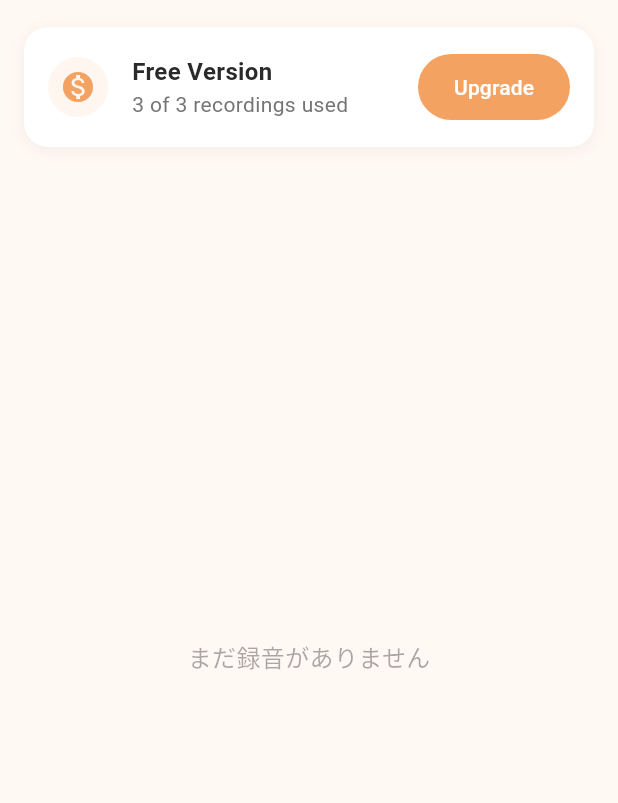
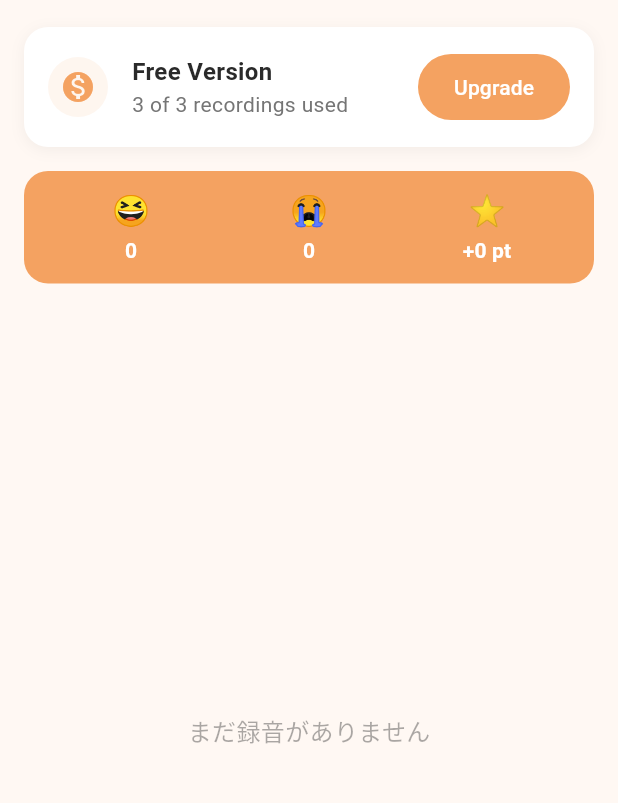
Before and after one commit to takumi-maki/voice_capsule, a Flutter app: the TimelineScreen screen opened directly, on a phone screen of 412 x 824 dp, the part 81-884 px from its top. Run offline on Flutter 3.47's test engine with Material 3 defaults, Android fonts, the phone set to English and light mode, and no system bars; our stand-ins replace flutter_riverpod, image_picker, just_audio, shared_preferences; missing offline and left inert: audio_session, record, tflite_flutter; accounts and stored records are empty; Roboto replaces fonts that are missing (System).

Commit message:
feat: タイムライン画面UIリデザイン・日付グループ化・TodaySummary追加
- recording: waveformBars フィールド追加（既存データは[]フォールバック）
- recording_provider: 録音保存時にwaveform抽出（例外時は[]）
- audio_events_by_recording_provider: 録音IDベースのFutureProvider.family
- today_summary_provider: 今日の笑い/泣き/ポイント集計
- today_summary_card: タイムライン最上部のサマリーカード
- recording_card: 完全リデザイン（時刻・感情絵文字・波形・ポイントバッジ）
- timeline_screen: 日付グループ化（Today/Yesterday/それ以前）

Co-Authored-By: Claude Sonnet 4.6 <noreply@anthropic.com>

```diff
--- /dev/null
+++ b/lib/application/providers/today_summary_provider.dart
@@ -0,0 +1,41 @@
+import 'package:flutter_riverpod/flutter_riverpod.dart';
+import '../../domain/entities/audio_event.dart';
+import '../../infrastructure/repositories/audio_event_repository_impl.dart';
+import 'recording_list_provider.dart';
+
+class TodaySummary {
+  final int laughCount;
+  final int cryCount;
+  final int totalPoints;
+
+  const TodaySummary({
+    required this.laughCount,
+    required this.cryCount,
+    required this.totalPoints,
+  });
+}
+
+final todaySummaryProvider = FutureProvider<TodaySummary>((ref) async {
+  final recordings = ref.watch(recordingListProvider);
+  final repo = AudioEventRepositoryImpl();
+
+  final now = DateTime.now();
+  final today = DateTime(now.year, now.month, now.day);
+
+  final todayRecordings = recordings.where((r) {
+    final d = DateTime(r.createdAt.year, r.createdAt.month, r.createdAt.day);
+    return d == today;
+  }).toList();
+
+  final eventLists = await Future.wait(
+    todayRecordings.map((r) => repo.getEventsByRecordingId(r.id)),
+  );
+
+  final allEvents = eventLists.expand((e) => e).toList();
+
+  return TodaySummary(
+    laughCount: allEvents.where((e) => e.type == EventType.laugh).length,
+    cryCount: allEvents.where((e) => e.type == EventType.cry).length,
+    totalPoints: allEvents.length,
+  );
+});
--- a/lib/domain/entities/recording.dart
+++ b/lib/domain/entities/recording.dart
@@ -21,6 +21,7 @@ class Recording {
   final BackgroundType location;
   final List<String> childIds;
   final int duration;
+  final List<double> waveformBars;
 
   Recording({
     required this.id,
@@ -30,7 +31,28 @@ class Recording {
     required this.location,
     required this.childIds,
     required this.duration,
+    this.waveformBars = const [],
   });
+
+  Recording copyWith({
+    String? id,
+    String? filePath,
+    DateTime? createdAt,
+    String? title,
+    BackgroundType? location,
+    List<String>? childIds,
+    int? duration,
+    List<double>? waveformBars,
+  }) => Recording(
+    id: id ?? this.id,
+    filePath: filePath ?? this.filePath,
+    createdAt: createdAt ?? this.createdAt,
+    title: title ?? this.title,
+    location: location ?? this.location,
+    childIds: childIds ?? this.childIds,
+    duration: duration ?? this.duration,
+    waveformBars: waveformBars ?? this.waveformBars,
+  );
 
   Map<String, dynamic> toJson() => {
     'id': id,
@@ -40,6 +62,7 @@ class Recording {
     'location': location.name,
     'childIds': childIds,
     'duration': duration,
+    'waveformBars': waveformBars,
   };
 
   factory Recording.fromJson(Map<String, dynamic> json) {
@@ -61,6 +84,7 @@ class Recording {
       location: BackgroundType.values.byName(json['location']),
       childIds: ids,
       duration: json['duration'],
+      waveformBars: List<double>.from(json['waveformBars'] ?? []),
     );
   }
 }
--- /dev/null
+++ b/lib/presentation/widgets/today_summary_card.dart
@@ -0,0 +1,62 @@
+import 'package:flutter/material.dart';
+import 'package:flutter_riverpod/flutter_riverpod.dart';
+import '../../application/providers/today_summary_provider.dart';
+
+class TodaySummaryCard extends ConsumerWidget {
+  const TodaySummaryCard({super.key});
+
+  @override
+  Widget build(BuildContext context, WidgetRef ref) {
+    final theme = Theme.of(context);
+    final summaryAsync = ref.watch(todaySummaryProvider);
+
+    return Container(
+      margin: const EdgeInsets.fromLTRB(16, 8, 16, 0),
+      padding: const EdgeInsets.symmetric(horizontal: 16, vertical: 12),
+      decoration: BoxDecoration(
+        color: theme.colorScheme.primaryContainer,
+        borderRadius: BorderRadius.circular(16),
+      ),
+      child: summaryAsync.when(
+        loading: () => const SizedBox(height: 36),
+        error: (_, __) => const SizedBox(height: 36),
+        data: (summary) => Row(
+          children: [
+            Expanded(child: _StatChip(label: '😆', value: '${summary.laughCount}')),
+            const SizedBox(width: 8),
+            Expanded(child: _StatChip(label: '😭', value: '${summary.cryCount}')),
+            const SizedBox(width: 8),
+            Expanded(child: _StatChip(label: '⭐', value: '+${summary.totalPoints} pt')),
+          ],
+        ),
+      ),
+    );
+  }
+}
+
+class _StatChip extends StatelessWidget {
+  final String label;
+  final String value;
+
+  const _StatChip({required this.label, required this.value});
+
+  @override
+  Widget build(BuildContext context) {
+    final theme = Theme.of(context);
+
+    return Column(
+      mainAxisSize: MainAxisSize.min,
+      children: [
+        Text(label, style: const TextStyle(fontSize: 20)),
+        const SizedBox(height: 2),
+        Text(
+          value,
+          style: theme.textTheme.labelLarge?.copyWith(
+            fontWeight: FontWeight.bold,
+            color: theme.colorScheme.onPrimaryContainer,
+          ),
+        ),
+      ],
+    );
+  }
+}
```
Also changed, not shown: lib/application/providers/audio_events_by_recording_provider.dart (added, +8 -0 lines), lib/application/providers/recording_provider.dart (+12 -0 lines), lib/presentation/screens/timeline_screen.dart (+72 -5 lines), lib/presentation/widgets/recording_card.dart (+193 -142 lines).
